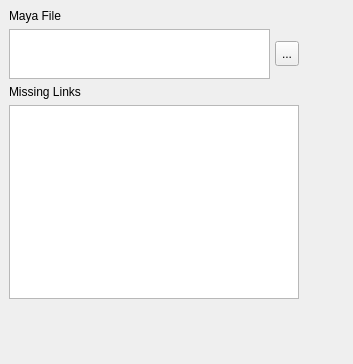
This is BrokenLinksJSONCompare/BrokenLinks.ui in aniketkno/FileDependenciesBrokenLinks as Qt 5 draws it before an edit. The edited form follows.
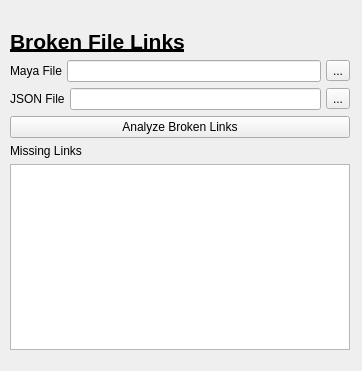
This is the edited form.

What changed in the file:
```diff
--- a/BrokenLinksJSONCompare/BrokenLinks.ui
+++ b/BrokenLinksJSONCompare/BrokenLinks.ui
@@ -6,30 +6,35 @@
    <rect>
     <x>0</x>
     <y>0</y>
-    <width>353</width>
-    <height>364</height>
+    <width>362</width>
+    <height>371</height>
    </rect>
   </property>
   <property name="windowTitle">
    <string>Form</string>
   </property>
-  <widget class="QWidget" name="">
+  <widget class="QWidget" name="layoutWidget">
    <property name="geometry">
     <rect>
-     <x>9</x>
-     <y>9</y>
-     <width>290</width>
-     <height>290</height>
+     <x>10</x>
+     <y>29</y>
+     <width>340</width>
+     <height>321</height>
     </rect>
    </property>
    <layout class="QVBoxLayout" name="verticalLayout">
-    <property name="sizeConstraint">
-     <enum>QLayout::SetNoConstraint</enum>
-    </property>
     <item>
-     <widget class="QLabel" name="label_FolderLocation">
+     <widget class="QLabel" name="label">
+      <property name="font">
+       <font>
+        <pointsize>16</pointsize>
+        <weight>75</weight>
+        <bold>true</bold>
+        <underline>true</underline>
+       </font>
+      </property>
       <property name="text">
-       <string>Maya File</string>
+       <string>Broken File Links</string>
       </property>
      </widget>
     </item>
@@ -42,27 +47,54 @@
        <enum>QLayout::SetMinimumSize</enum>
       </property>
       <item>
-       <widget class="QTextEdit" name="textEdit_location">
+       <widget class="QLabel" name="label_MayaLocation">
+        <property name="text">
+         <string>Maya File</string>
+        </property>
+       </widget>
+      </item>
+      <item>
+       <widget class="QLineEdit" name="lineEdit_MayaLocation"/>
+      </item>
+      <item>
+       <widget class="QToolButton" name="toolButton_MayaLocation">
         <property name="minimumSize">
          <size>
           <width>0</width>
-          <height>25</height>
+          <height>20</height>
          </size>
         </property>
-        <property name="maximumSize">
-         <size>
-          <width>16777215</width>
-          <height>50</height>
-         </size>
+        <property name="text">
+         <string>...</string>
         </property>
        </widget>
       </item>
+     </layout>
+    </item>
+    <item>
+     <layout class="QHBoxLayout" name="horizontalLayout_JSONLocation">
+      <property name="spacing">
+       <number>5</number>
+      </property>
+      <property name="sizeConstraint">
+       <enum>QLayout::SetMinimumSize</enum>
+      </property>
       <item>
-       <widget class="QToolButton" name="toolButton_location">
+       <widget class="QLabel" name="label_JSONLocation">
+        <property name="text">
+         <string>JSON File</string>
+        </property>
+       </widget>
+      </item>
+      <item>
+       <widget class="QLineEdit" name="lineEdit_JSONLocation"/>
+      </item>
+      <item>
+       <widget class="QToolButton" name="toolButton_JSONLocation">
         <property name="minimumSize">
          <size>
           <width>0</width>
-          <height>25</height>
+          <height>20</height>
          </size>
         </property>
         <property name="text">
@@ -72,6 +104,13 @@
       </item>
      </layout>
     </item>
+    <item>
+     <widget class="QPushButton" name="pushButton_AnalyzeBrokenLinks">
+      <property name="text">
+       <string>Analyze Broken Links</string>
+      </property>
+     </widget>
+    </item>
     <item>
      <widget class="QLabel" name="label_missingLinks">
       <property name="text">
```
Left out of the diff: 2 changed lines with no effect on the pictures.
